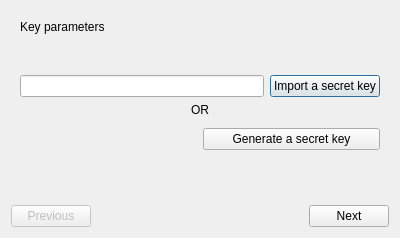
Above: res/ui/accountConfigurationDialog.ui from duniter/sakia before the change. Below: the same form after it.
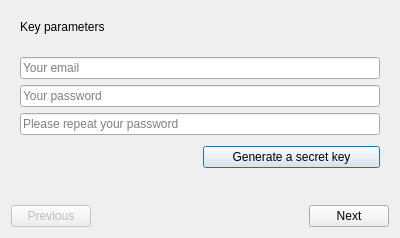
That is the form after the change. The open tabs and pages were chosen to show the change.

Diff of the .ui file:
```diff
--- a/res/ui/accountConfigurationDialog.ui
+++ b/res/ui/accountConfigurationDialog.ui
@@ -20,7 +20,7 @@
    <item>
     <widget class="QStackedWidget" name="stacked_pages">
      <property name="currentIndex">
-      <number>0</number>
+      <number>1</number>
      </property>
      <widget class="QWidget" name="page_init">
       <layout class="QVBoxLayout" name="verticalLayout_4">
@@ -102,30 +102,32 @@
          <item>
           <layout class="QVBoxLayout" name="verticalLayout_6">
            <item>
-            <layout class="QHBoxLayout" name="horizontalLayout_5">
+            <layout class="QHBoxLayout" name="horizontalLayout_5"/>
+           </item>
              <item>
-              <widget class="QLineEdit" name="edit_secretkey_path">
-               <property name="readOnly">
-                <bool>true</bool>
+            <widget class="QLineEdit" name="edit_email">
+             <property name="placeholderText">
+              <string>Your email</string>
                </property>
               </widget>
              </item>
              <item>
-              <widget class="QPushButton" name="button_import">
-               <property name="text">
-                <string>Import a secret key</string>
-               </property>
-              </widget>
-             </item>
-            </layout>
-           </item>
+            <widget class="QLineEdit" name="edit_password">
+             <property name="echoMode">
+              <enum>QLineEdit::Password</enum>
+             </property>
+             <property name="placeholderText">
+              <string>Your password</string>
+             </property>
+            </widget>
+           </item>
            <item>
-            <widget class="QLabel" name="label_4">
+            <widget class="QLineEdit" name="edit_password_repeat">
              <property name="text">
-              <string>OR</string>
+              <string/>
              </property>
-             <property name="alignment">
-              <set>Qt::AlignCenter</set>
+             <property name="placeholderText">
+              <string>Please repeat your password</string>
              </property>
             </widget>
            </item>
```
Left out of the diff: 16 changed lines with no effect on the pictures. Lines whose indentation alone changed are shown as unchanged.
